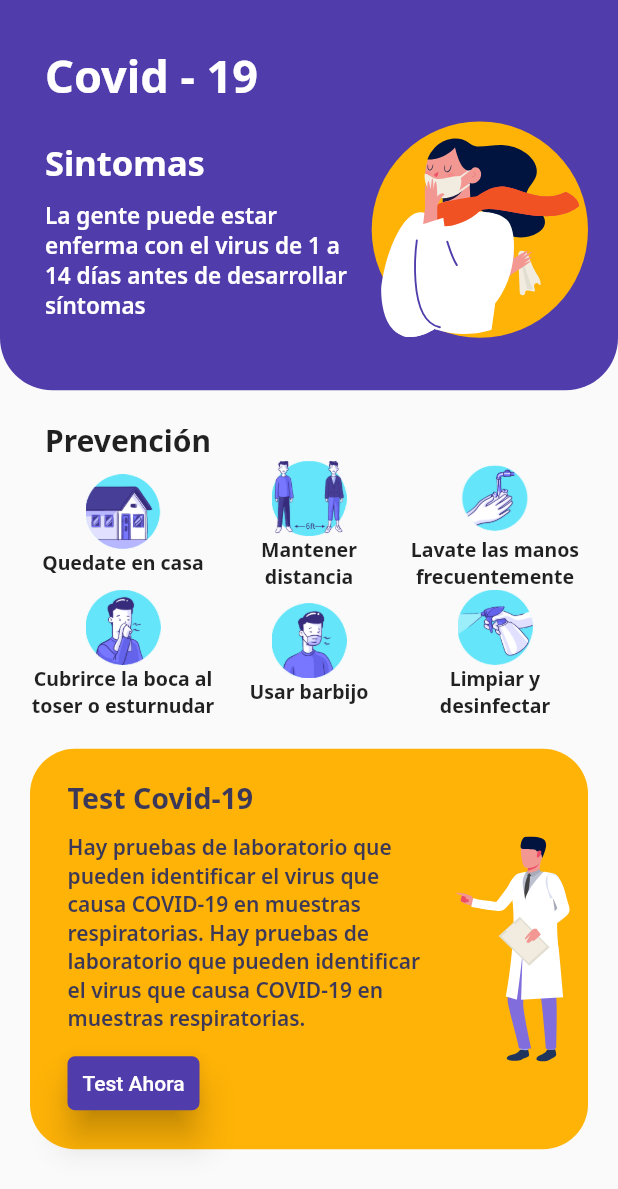
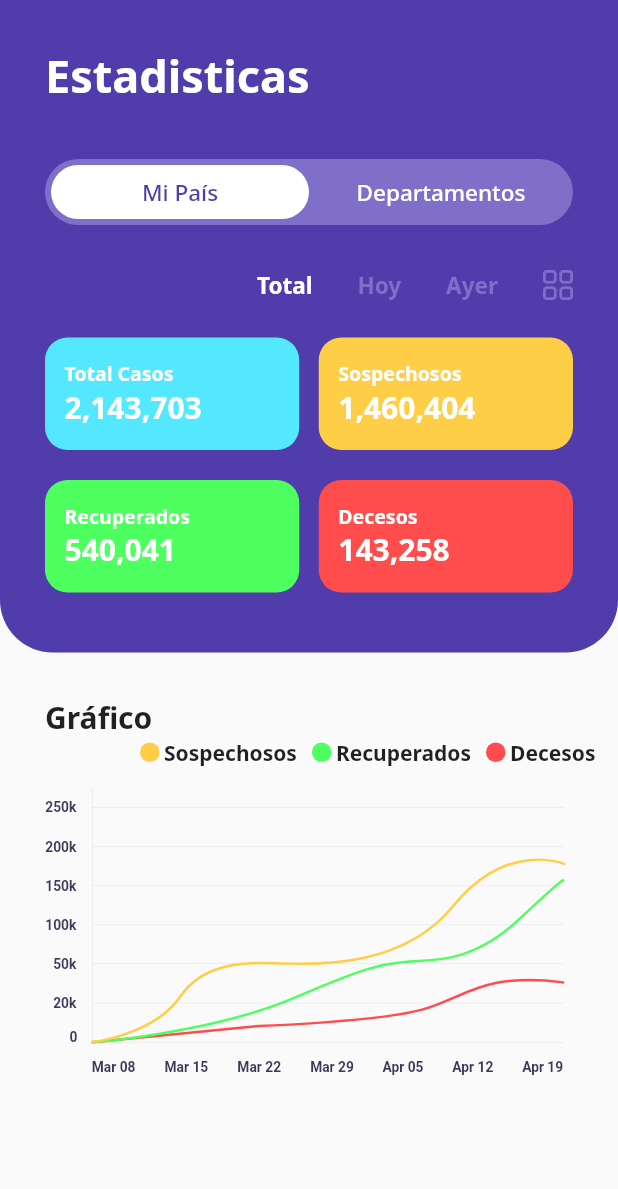
Before and after one commit to cristianfchq/proyWedevsFlutter, a Flutter app: the screen it shows after launch, on a phone screen of 412 x 824 dp. Shown: the top 1189 px of the screen. Run offline on Flutter 3.47's test engine with Material 2 defaults, Android fonts, the phone set to English and light mode, and no system bars; our stand-ins replace flutter_svg, google_fonts.

Commit message:
segundo screen

```diff
--- /dev/null
+++ b/lib/graphScreen.dart
@@ -0,0 +1,371 @@
+import 'package:flutter/material.dart';
+import 'package:flutter_svg/flutter_svg.dart';
+import 'package:google_fonts/google_fonts.dart';
+
+class GraphScreen extends StatefulWidget {
+  @override
+  _GraphScreenState createState() => _GraphScreenState();
+}
+
+class _GraphScreenState extends State<GraphScreen> {
+  @override
+  Widget build(BuildContext context) {
+    print(MediaQuery.of(context).size.height);
+    print(MediaQuery.of(context).size.width);
+    return Scaffold(
+      body: _myBody(),
+    );
+  }
+
+  Widget _myBody() {
+    return Container(
+      // height: MediaQuery.of(context).size.height * 50 / 100, //tamanio del contenedor lila
+      child: SingleChildScrollView(
+        child: Column(
+          children: <Widget>[
+            _firstParteBody(),
+            Padding(
+              padding: EdgeInsets.only(left: 30, top: 30),
+              child: _titleGraphs(),
+            ),
+            Padding(
+              padding: const EdgeInsets.only(left: 15, right: 15),
+              child: _etiquetas(),
+            ),
+            Padding(
+              padding: const EdgeInsets.only(left: 30, right: 30, top: 10),
+              child: _graphics(),
+            ),
+          ],
+        ),
+      ),
+    );
+  }
+
+//! Primera parte
+
+  Widget _firstParteBody() {
+    return Container(
+      // height: MediaQuery.of(context).size.height * 25 / 100,
+      width: MediaQuery.of(context).size.width,
+      decoration: BoxDecoration(
+        borderRadius: BorderRadius.only(
+          bottomLeft: Radius.circular(35),
+          bottomRight: Radius.circular(35),
+        ),
+        color: Color(0xFF503CAA),
+      ),
+      child: Column(
+        crossAxisAlignment: CrossAxisAlignment.start,
+        children: <Widget>[
+          Padding(
+            padding: const EdgeInsets.only(top: 30, left: 30),
+            child: _titulo(),
+          ),
+          SizedBox(
+            height: 35,
+          ),
+          Padding(
+            padding: const EdgeInsets.only(left: 30, right: 30),
+            child: _button(),
+          ),
+          SizedBox(
+            height: 30,
+          ),
+          _days(),
+          SizedBox(
+            height: 25,
+          ),
+          _infoCases(),
+          SizedBox(
+            height: 40,
+          ),
+        ],
+      ),
+    );
+  }
+
+  Widget _titulo() {
+    return SafeArea(
+      child: Container(
+        child: Text(
+          "Estadisticas",
+          style: GoogleFonts.notoSans(
+            textStyle: TextStyle(
+              color: Colors.white,
+              fontSize: 30.0,
+              fontWeight: FontWeight.bold,
+            ),
+          ),
+        ),
+      ),
+    );
+  }
+
+  Widget _button() {
+    return Container(
+      // height: 60,
+      width: MediaQuery.of(context).size.width,
+      decoration: BoxDecoration(
+        borderRadius: BorderRadius.circular(30),
+        color: Color(0xFF7F6FC8),
+      ),
+      child: Row(
+        children: <Widget>[
+          Expanded(
+            child: Padding(
+              padding: const EdgeInsets.only(left: 4, top: 4, bottom: 4),
+              child: Container(
+                decoration: BoxDecoration(
+                  borderRadius: BorderRadius.circular(30),
+                  color: Colors.white,
+                ),
+                child: Padding(
+                  padding: const EdgeInsets.only(top: 8, bottom: 8),
+                  child: Row(
+                    mainAxisAlignment: MainAxisAlignment.center,
+                    children: <Widget>[
+                      Text(
+                        'Mi País',
+                        style: GoogleFonts.notoSans(
+                          textStyle: TextStyle(
+                            color: Color(0xFF503CAA),
+                            fontWeight: FontWeight.w500,
+                          ),
+                          fontSize: 15,
+                        ),
+                      )
+                    ],
+                  ),
+                ),
+              ),
+            ),
+          ),
+          Expanded(
+            child: Row(
+              mainAxisAlignment: MainAxisAlignment.center,
+              children: <Widget>[
+                Text(
+                  'Departamentos',
+                  style: GoogleFonts.notoSans(
+                    textStyle: TextStyle(
+                      color: Colors.white,
+                      fontWeight: FontWeight.w500,
+                    ),
+                    fontSize: 15,
+                  ),
+                ),
+              ],
+            ),
+          ),
+        ],
+      ),
+    );
+  }
+
+  Widget _days() {
+    return Container(
+      child: Row(
+        children: <Widget>[
+          Expanded(
+            child: Text(''),
+          ),
+          _textDays('Total'),
+          _textDays('Hoy'),
+          _textDays('Ayer'),
+          _icono('assets/pngImage/trazo.png'),
+        ],
+      ),
+    );
+  }
+
+  Widget _textDays(String texto) {
+    return Padding(
+      padding: const EdgeInsets.only(left: 15, right: 15),
+      child: Text(
+        texto,
+        style: GoogleFonts.notoSans(
+          textStyle: TextStyle(
+            color: texto == 'Total'
+                ? Colors.white
+                : Color(0xFF7F6FC8), // Color(0xFF7F6FC8)
+            fontWeight: FontWeight.bold,
+          ),
+          fontSize: 15,
+        ),
+      ),
+    );
+  }
+
+  Widget _icono(String rutaImg) {
+    return Padding(
+      padding: const EdgeInsets.only(left: 15, right: 30),
+      child: Container(
+        height: 20,
+        child: Image(
+          image: AssetImage(rutaImg),
+        ),
+      ),
+    );
+  }
+
+//! informacion de los casos
+
+  Widget _infoCases() {
+    return Padding(
+      padding: const EdgeInsets.only(left: 30, right: 30),
+      child: Container(
+        child: Column(
+          children: <Widget>[
+            _filaUno(),
+            SizedBox(
+              height: 20,
+            ),
+            _filaDos(),
+          ],
+        ),
+      ),
+    );
+  }
+
+  Widget _filaUno() {
+    return Row(
+      children: <Widget>[
+        Expanded(
+          child: _containerCases(Color(0xFF54E8FF), 'Total Casos', '2,143,703'),
+        ),
+        SizedBox(
+          width: 13,
+        ),
+        Expanded(
+          child: _containerCases(Color(0xFFFFCE47), 'Sospechosos', '1,460,404'),
+        ),
+      ],
+    );
+  }
+
+  Widget _filaDos() {
+    return Row(
+      children: <Widget>[
+        Expanded(
+          child: _containerCases(Color(0xFF4DFF5F), 'Recuperados', '540,041'),
+        ),
+        SizedBox(
+          width: 13,
+        ),
+        Expanded(
+          child: _containerCases(Color(0xFFFF4D4D), 'Decesos', '143,258'),
+        ),
+      ],
+    );
+  }
+
+  Widget _containerCases(
+      Color colorContainer, String titleContainer, String numberCases) {
+    return Container(
+      decoration: BoxDecoration(
+        borderRadius: BorderRadius.circular(15),
+        color: colorContainer,
+      ),
+      child: Padding(
+        padding:
+            const EdgeInsets.only(top: 15, bottom: 15, left: 13, right: 13),
+        child: Column(
+          crossAxisAlignment: CrossAxisAlignment.start,
+          children: <Widget>[
+            Text(
+              titleContainer,
+              style: GoogleFonts.notoSans(
+                textStyle: TextStyle(
+                  color: Colors.white,
+                  fontWeight: FontWeight.bold,
+                  fontSize: 13,
+                ),
+              ),
+            ),
+            Text(
+              numberCases,
+              style: GoogleFonts.notoSans(
+                textStyle: TextStyle(
+                  color: Colors.white,
+                  fontWeight: FontWeight.w700,
+                  fontSize: 20,
+                ),
+              ),
+            ),
+          ],
+        ),
+      ),
+    );
+  }
+
+//! grafico
+
+  Widget _titleGraphs() {
+    return Row(
+      mainAxisAlignment: MainAxisAlignment.start,
+      children: <Widget>[
+        Text(
+          'Gráfico',
+          style: GoogleFonts.notoSans(
+            textStyle: TextStyle(
+              fontWeight: FontWeight.bold,
+              fontSize: 20,
+            ),
+          ),
+        ),
+      ],
+    );
+  }
+
+//! marcadores active recovered deaths
+
+  Widget _etiquetas() {
+    return Container(
+      child: Row(
+        children: <Widget>[
+          Expanded(child: Text(''),),
+          _mark(Color(0xFFFFCE47), 'Sospechosos'),
+          SizedBox(width: 10,),
+          _mark(Color(0xFF4DFF5F), 'Recuperados'),
+          SizedBox(width: 10,),
+          _mark(Color(0xFFFF4D4D), 'Decesos'),
+        ],
+      ),
+    );
+  }
+
+  Widget _mark(Color color, String texto){
+    return Row(
+      children: <Widget>[
+        Container(
+          width: 13,
+          height: 13,
+          decoration: BoxDecoration(
+            borderRadius: BorderRadius.circular(10),
+            color: color,
+          ),
+        ),
+        SizedBox(
+          width: 3,
+        ),
+        Text(texto, style: GoogleFonts.notoSans(
+          textStyle: TextStyle(
+            fontWeight: FontWeight.bold,
+          ),
+        ),),
+      ],
+    );
+  }
+
+//! graficos
+
+  Widget _graphics() {
+    return Container(
+      height: 200,
+      child: SvgPicture.asset("assets/svgImage/grafico.svg"),
+    );
+  }
+
+
+}
--- a/lib/main.dart
+++ b/lib/main.dart
@@ -1,3 +1,4 @@
+import 'package:covid19/graphScreen.dart';
 import 'package:covid19/principalScreen.dart';
 import 'package:flutter/material.dart';
 
@@ -9,7 +10,7 @@ class MyApp extends StatelessWidget {
     return MaterialApp(
       title: 'Material App',
       debugShowCheckedModeBanner: false,
-      home: PrincipalScreen(),
+      home: GraphScreen(),
     );
   }
 }
--- a/lib/principalScreen.dart
+++ b/lib/principalScreen.dart
@@ -48,7 +48,7 @@ class _PrincipalScreenState extends State<PrincipalScreen> {
   Widget _firstParteBody() {
     return Container(
       // height: MediaQuery.of(context).size.height * 25 / 100,
-      // width: MediaQuery.of(context).size.width,
+      width: MediaQuery.of(context).size.width,
       decoration: BoxDecoration(
         borderRadius: BorderRadius.only(
           bottomLeft: Radius.circular(35),
@@ -294,7 +294,7 @@ class _PrincipalScreenState extends State<PrincipalScreen> {
               ),
               SizedBox(height: 10),
               Text(
-                'Hay pruebas de laboratorio que pueden identificar el virus que causa COVID-19 en muestras respiratorias. Hay pruebas de laboratorio que pueden identificar el virus que causa COVID-19 en muestras respiratorias.',
+                'Hay pruebas de laboratorio que pueden identificar el virus que causa COVID-19 en muestras respiratorias.',
                 style: GoogleFonts.notoSans(
                   textStyle: TextStyle(
                     fontWeight: FontWeight.w600,
```
Also changed, not shown: assets/pngImage/trazo.png (added), assets/svgImage/grafico.svg (added).
